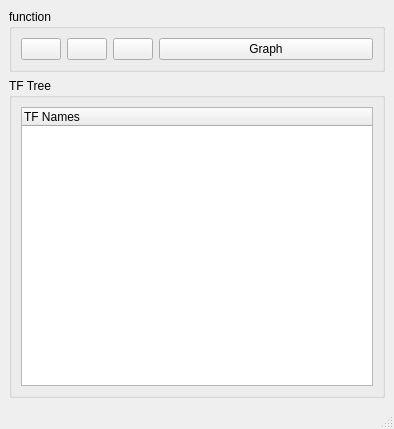
Above: src/mainwindow.ui from HowardWhile/arc_tf_viewer before the change. Below: the same form after it.
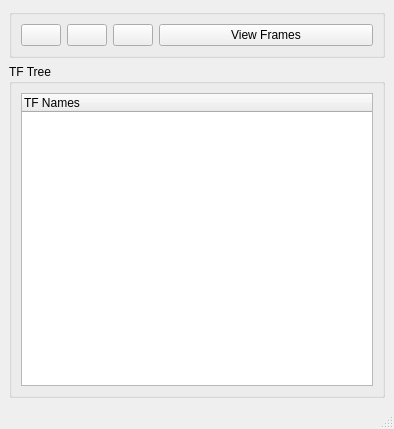
That is the form after the change. Icons and pictures are not drawn.

Commit message: update button tips

The edit to the form file:
```diff
--- a/src/mainwindow.ui
+++ b/src/mainwindow.ui
@@ -18,7 +18,7 @@
     <item>
      <widget class="QGroupBox" name="gbox_function">
       <property name="title">
-       <string>function</string>
+       <string/>
       </property>
       <layout class="QHBoxLayout" name="horizontalLayout">
        <item>
@@ -102,7 +102,7 @@
        <item>
         <widget class="QPushButton" name="btn_graphic">
          <property name="text">
-          <string>Graph</string>
+          <string>View Frames</string>
          </property>
         </widget>
        </item>
@@ -114,7 +114,7 @@
       <property name="title">
        <string>TF Tree</string>
       </property>
-      <layout class="QVBoxLayout" name="verticalLayout_3">
+      <layout class="QHBoxLayout" name="horizontalLayout_2">
        <item>
         <widget class="QTreeWidget" name="treeWidget">
          <property name="animated">
@@ -127,16 +127,6 @@
          </column>
         </widget>
        </item>
-       <item>
-        <layout class="QHBoxLayout" name="horizontalLayout_2">
-         <property name="topMargin">
-          <number>0</number>
-         </property>
-         <property name="bottomMargin">
-          <number>0</number>
-         </property>
-        </layout>
-       </item>
       </layout>
      </widget>
     </item>
```
Left out of the diff: 3 changed lines with no effect on the pictures.
